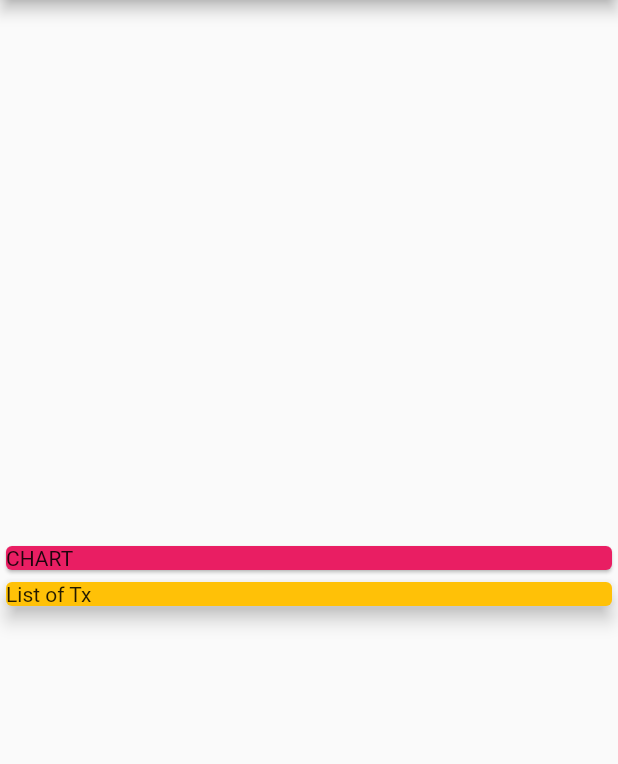
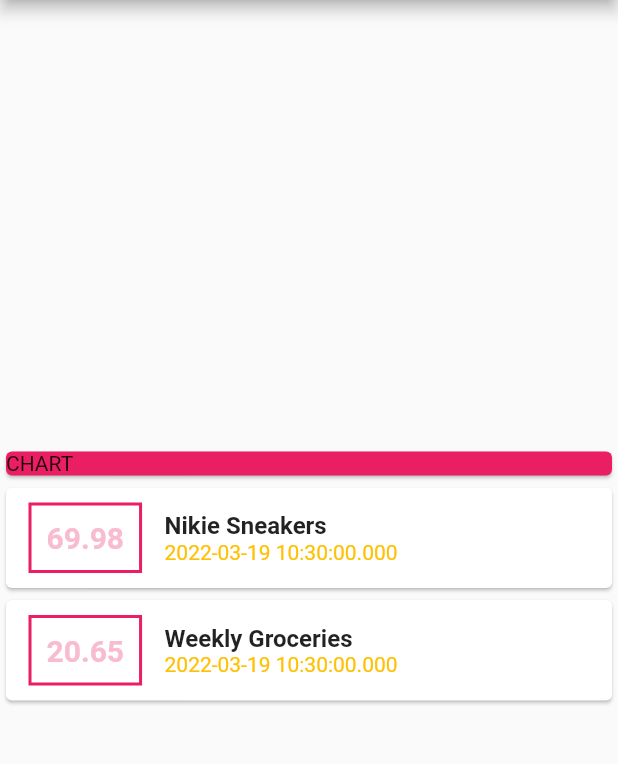
Before and after one commit to shima93/flutter_project, a Flutter app: the screen it shows after launch, on a phone screen of 412 x 824 dp, the part 84-848 px from its top. Run offline on Flutter 3.47's test engine with Material 2 defaults, Android fonts, the phone set to English and light mode, and no system bars.

Commit message:
list of expenses

```diff
--- a/lib/main.dart
+++ b/lib/main.dart
@@ -14,7 +14,15 @@ class MyApp extends StatelessWidget {
 }
 
 class MyHomePage extends StatelessWidget {
-  final List<Transaction> transactios = [];
+  final List<Transaction> transactios = [
+    Transaction(
+        id: "t1", title: 'Nikie Sneakers', amount: 69.98, date: DateTime.now()),
+    Transaction(
+        id: "t2",
+        title: 'Weekly Groceries',
+        amount: 20.65,
+        date: DateTime.now())
+  ];
   @override
   Widget build(BuildContext context) {
     return Scaffold(
@@ -33,10 +41,44 @@ class MyHomePage extends StatelessWidget {
                   child: Text('CHART'),
                 ),
               ),
-              Card(
-                color: Colors.amber,
-                elevation: 5,
-                child: Text('List of Tx'),
+              Column(
+                children: transactios.map((tx) {
+                  return Card(
+                    child: Row(children: <Widget>[
+                      Container(
+                        margin:
+                            EdgeInsets.symmetric(vertical: 10, horizontal: 15),
+                        decoration: BoxDecoration(
+                            border: Border.all(
+                          color: Colors.pink[500],
+                          width: 2,
+                        )),
+                        padding: EdgeInsets.all(10),
+                        child: Text(
+                          tx.amount.toString(),
+                          style: TextStyle(
+                              fontWeight: FontWeight.bold,
+                              fontSize: 20,
+                              color: Colors.pink[100]),
+                        ),
+                      ),
+                      Column(
+                        crossAxisAlignment: CrossAxisAlignment.start,
+                        children: <Widget>[
+                          Text(
+                            tx.title,
+                            style: TextStyle(
+                                fontWeight: FontWeight.bold, fontSize: 16),
+                          ),
+                          Text(
+                            tx.date.toString(),
+                            style: TextStyle(color: Colors.amber),
+                          ),
+                        ],
+                      ),
+                    ]),
+                  );
+                }).toList(),
               )
             ]),
       ),
--- a/lib/transaction.dart
+++ b/lib/transaction.dart
@@ -1,3 +1,5 @@
+import 'package:flutter/material.dart';
+
 class Transaction {
   final String id;
   final String title;
@@ -5,9 +7,9 @@ class Transaction {
   final DateTime date;
 
   Transaction({
-    this.id,
-    this.title,
-    this.amount,
-    this.date,
+    @required this.id,
+    @required this.title,
+    @required this.amount,
+    @required this.date,
   });
 }
```
